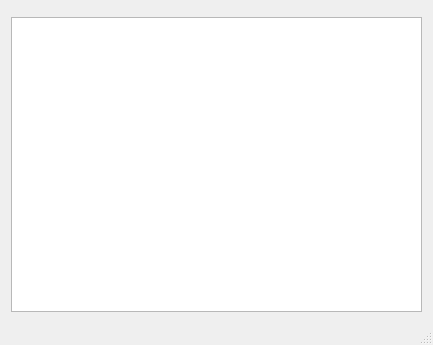
First picture: the form in client/mainwindow.ui, repository sebastiano-barrera/progetto-PDS, before the edit.
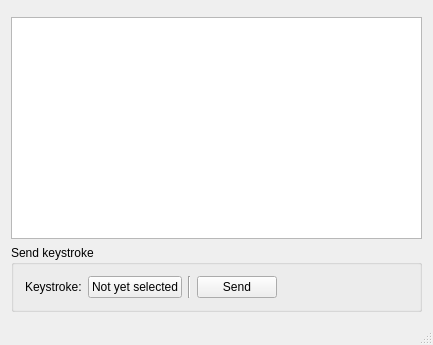
Second picture: the form after the edit. Custom widgets are drawn as their Qt base class.

Commit message: add keystroke selector

```diff
--- a/client/mainwindow.ui
+++ b/client/mainwindow.ui
@@ -21,6 +21,56 @@
     <item>
      <widget class="QListView" name="appListView"/>
     </item>
+    <item>
+     <widget class="QGroupBox" name="groupBox">
+      <property name="title">
+       <string>Send keystroke</string>
+      </property>
+      <layout class="QHBoxLayout" name="horizontalLayout">
+       <item>
+        <widget class="QLabel" name="label">
+         <property name="text">
+          <string>Keystroke:</string>
+         </property>
+        </widget>
+       </item>
+       <item>
+        <widget class="KeystrokeSelector" name="keySelector">
+         <property name="text">
+          <string>Not yet selected</string>
+         </property>
+        </widget>
+       </item>
+       <item>
+        <widget class="Line" name="line">
+         <property name="orientation">
+          <enum>Qt::Vertical</enum>
+         </property>
+        </widget>
+       </item>
+       <item>
+        <widget class="QPushButton" name="pushButton_2">
+         <property name="text">
+          <string>Send</string>
+         </property>
+        </widget>
+       </item>
+       <item>
+        <spacer name="horizontalSpacer_2">
+         <property name="orientation">
+          <enum>Qt::Horizontal</enum>
+         </property>
+         <property name="sizeHint" stdset="0">
+          <size>
+           <width>40</width>
+           <height>20</height>
+          </size>
+         </property>
+        </spacer>
+       </item>
+      </layout>
+     </widget>
+    </item>
    </layout>
   </widget>
   <widget class="QMenuBar" name="menuBar">
@@ -43,6 +93,11 @@
    <header location="global">connectionwidget.h</header>
    <container>1</container>
   </customwidget>
+  <customwidget>
+   <class>KeystrokeSelector</class>
+   <extends>QPushButton</extends>
+   <header>keystrokeselector.h</header>
+  </customwidget>
  </customwidgets>
  <resources/>
  <connections/>
```
The commit also changes 5 other files.
